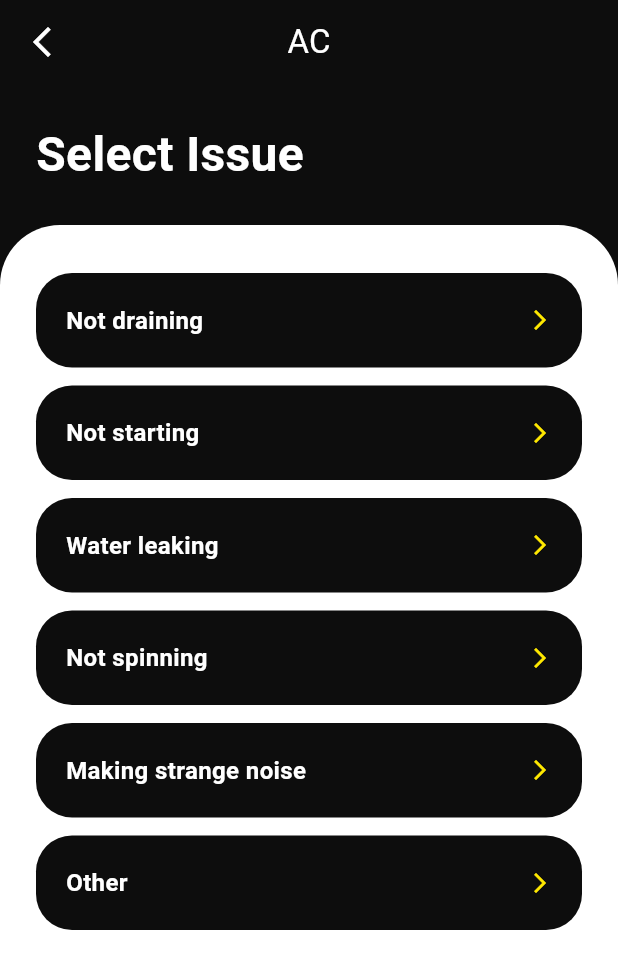
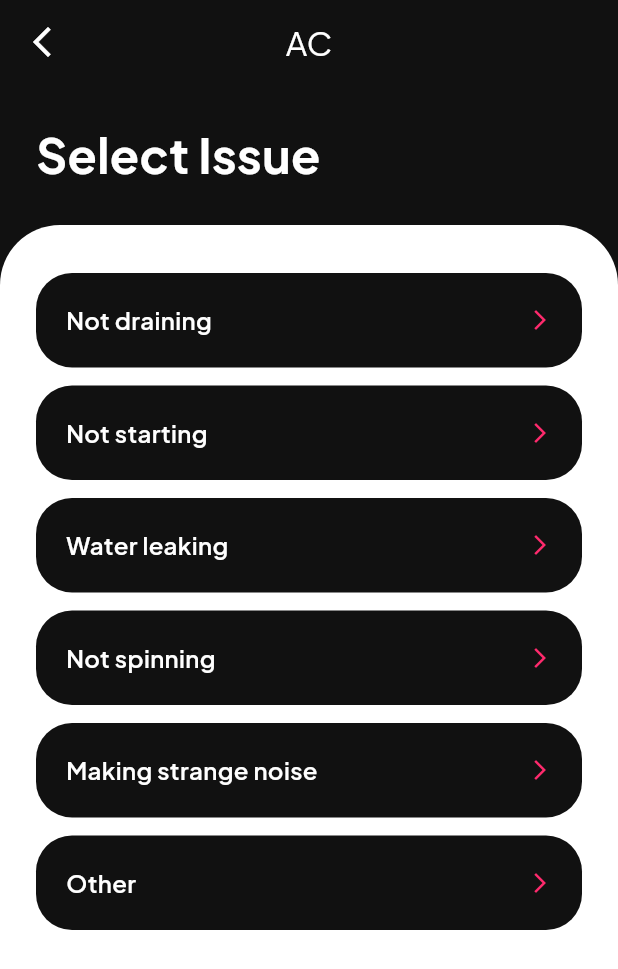
Before and after one commit to vishaltn74-dev/sortit, a Flutter app: the screen it shows after launch, after a tap on "AC", on a phone screen of 412 x 824 dp. Shown: the top 969 px of the screen. Run offline on Flutter 3.47's test engine with Material 3 defaults, Android fonts, the phone set to English and light mode, and no system bars; our stand-ins replace google_fonts.

Commit message:
feat: perfectly match soft UI red theme reference without changing features

```diff
--- a/lib/screens/booking/booking_screen.dart
+++ b/lib/screens/booking/booking_screen.dart
@@ -109,7 +109,7 @@ class _BookingScreenState extends State<BookingScreen> {
               ),
               const Spacer(),
               _isLoading
-                ? const Center(child: CircularProgressIndicator(color: AppTheme.royalBlue))
+                ? const Center(child: CircularProgressIndicator(color: AppTheme.primaryRed))
                 : PrimaryButton(
                     text: 'Confirm Booking',
                     onPressed: _confirmBooking,
@@ -152,7 +152,7 @@ class _BookingScreenState extends State<BookingScreen> {
               Text(
                 '₹\${widget.repairer.inspectionFee}',
                 style: const TextStyle(
-                  color: AppTheme.accentYellow,
+                  color: AppTheme.accentOrange,
                   fontWeight: FontWeight.bold,
                   fontSize: 16,
                 ),
@@ -175,7 +175,7 @@ class _BookingScreenState extends State<BookingScreen> {
           color: isSelected ? AppTheme.trueBlack : AppTheme.pureWhite,
           borderRadius: BorderRadius.circular(24),
           border: Border.all(
-            color: isSelected ? AppTheme.trueBlack : AppTheme.lightGrey,
+            color: isSelected ? AppTheme.trueBlack : AppTheme.bgLightGrey,
             width: 2,
           ),
         ),
--- a/lib/screens/confirmation/confirmation_screen.dart
+++ b/lib/screens/confirmation/confirmation_screen.dart
@@ -46,7 +46,7 @@ class _ConfirmationScreenState extends State<ConfirmationScreen> with SingleTick
   @override
   Widget build(BuildContext context) {
     return Scaffold(
-      backgroundColor: AppTheme.royalBlue,
+      backgroundColor: AppTheme.primaryRed,
       body: Column(
         children: [
           Expanded(
@@ -57,7 +57,7 @@ class _ConfirmationScreenState extends State<ConfirmationScreen> with SingleTick
                   width: 100,
                   height: 100,
                   decoration: const BoxDecoration(
-                    color: AppTheme.accentYellow,
+                    color: AppTheme.accentOrange,
                     shape: BoxShape.circle,
                   ),
                   child: const Icon(
--- a/lib/screens/home/home_screen.dart
+++ b/lib/screens/home/home_screen.dart
@@ -19,8 +19,29 @@ class HomeScreen extends StatelessWidget {
   @override
   Widget build(BuildContext context) {
     return Scaffold(
-      backgroundColor: AppTheme.royalBlue,
-      body: SafeArea(
+      backgroundColor: AppTheme.bgLightGrey,
+      body: Stack(
+        children: [
+          // Gradient Mesh Background
+          Positioned(
+            top: 0,
+            left: 0,
+            right: 0,
+            height: MediaQuery.of(context).size.height * 0.45,
+            child: Container(
+              decoration: const BoxDecoration(
+                gradient: LinearGradient(
+                  begin: Alignment.topLeft,
+                  end: Alignment.bottomRight,
+                  colors: [
+                    AppTheme.primaryRed,
+                    AppTheme.accentOrange,
+                  ],
+                ),
+              ),
+            ),
+          ),
+          SafeArea(
             bottom: false,
             child: Column(
               crossAxisAlignment: CrossAxisAlignment.start,
@@ -55,25 +76,6 @@ class HomeScreen extends StatelessWidget {
                           fontSize: 48,
                           fontWeight: FontWeight.bold,
                           height: 1.1,
-                    ),
-                  ),
-                  const SizedBox(height: 20),
-                  Center(
-                    child: Hero(
-                      tag: 'hero_icon',
-                      child: Container(
-                        height: 160,
-                        width: 160,
-                        decoration: const BoxDecoration(
-                          color: AppTheme.lightBlueBg,
-                          shape: BoxShape.circle,
-                        ),
-                        child: const Icon(
-                          Icons.handyman,
-                          size: 80,
-                          color: AppTheme.accentYellow,
-                        ),
-                      ),
                         ),
                       ),
                     ],
@@ -147,6 +149,8 @@ class HomeScreen extends StatelessWidget {
           ],
         ),
       ),
+      ],
+      ),
     );
   }
 }
--- a/lib/theme/app_theme.dart
+++ b/lib/theme/app_theme.dart
@@ -1,28 +1,35 @@
 import 'package:flutter/material.dart';
+import 'package:google_fonts/google_fonts.dart';
 
 class AppTheme {
-  static const Color royalBlue = Color(0xFF1D5EFF);
-  static const Color trueBlack = Color(0xFF0D0D0D);
+  // Brand Colors (from reference)
+  static const Color primaryRed = Color(0xFFFF5E3A); // Deep orange/red for gradients
+  static const Color accentOrange = Color(0xFFFF2A6D);
+  static const Color darkGrey = Color(0xFF2C2C2E); // For buttons
+
+  // Background & Surfaces
+  static const Color bgLightGrey = Color(0xFFF3F4F6); // Soft off-white background
   static const Color pureWhite = Color(0xFFFFFFFF);
-  static const Color accentYellow = Color(0xFFFFE800);
-  static const Color lightBlueBg = Color(0xFF427BFF);
-  static const Color greyText = Color(0xFF888888);
-  static const Color lightGrey = Color(0xFFF5F5F5);
+
+  // Text Colors
+  static const Color trueBlack = Color(0xFF111111);
+  static const Color greyText = Color(0xFF8E8E93);
 
   static ThemeData get lightTheme {
     return ThemeData(
       useMaterial3: true,
-      scaffoldBackgroundColor: pureWhite,
+      scaffoldBackgroundColor: bgLightGrey,
+      textTheme: GoogleFonts.plusJakartaSansTextTheme(),
       colorScheme: const ColorScheme.light(
-        primary: royalBlue,
-        secondary: accentYellow,
+        primary: primaryRed,
+        secondary: accentOrange,
         surface: pureWhite,
         onPrimary: pureWhite,
-        onSecondary: trueBlack,
+        onSecondary: pureWhite,
         onSurface: trueBlack,
       ),
       appBarTheme: const AppBarTheme(
-        backgroundColor: pureWhite,
+        backgroundColor: bgLightGrey,
         foregroundColor: trueBlack,
         elevation: 0,
         centerTitle: true,
--- a/lib/widgets/category_card.dart
+++ b/lib/widgets/category_card.dart
@@ -24,7 +24,7 @@ class CategoryCard extends StatelessWidget {
           borderRadius: BorderRadius.circular(24),
           boxShadow: isBlack ? [] : [
             BoxShadow(
-              color: Colors.black.withOpacity(0.05),
+              color: Colors.black.withValues(alpha: 0.08),
               blurRadius: 10,
               offset: const Offset(0, 4),
             )
--- a/lib/widgets/issue_tile.dart
+++ b/lib/widgets/issue_tile.dart
@@ -37,7 +37,7 @@ class IssueTile extends StatelessWidget {
                 ),
                 const Icon(
                   Icons.arrow_forward_ios,
-                  color: AppTheme.accentYellow,
+                  color: AppTheme.accentOrange,
                   size: 16,
                 ),
               ],
--- a/lib/widgets/primary_button.dart
+++ b/lib/widgets/primary_button.dart
@@ -42,7 +42,7 @@ class PrimaryButton extends StatelessWidget {
           : ElevatedButton(
               onPressed: onPressed,
               style: ElevatedButton.styleFrom(
-                backgroundColor: isYellow ? AppTheme.accentYellow : AppTheme.trueBlack,
+                backgroundColor: isYellow ? AppTheme.accentOrange : AppTheme.trueBlack,
                 foregroundColor: isYellow ? AppTheme.trueBlack : AppTheme.pureWhite,
                 shape: RoundedRectangleBorder(
                   borderRadius: BorderRadius.circular(28),
--- a/lib/widgets/repairer_card.dart
+++ b/lib/widgets/repairer_card.dart
@@ -34,7 +34,7 @@ class RepairerCard extends StatelessWidget {
                 Row(
                   children: [
                     CircleAvatar(
-                      backgroundColor: AppTheme.accentYellow,
+                      backgroundColor: AppTheme.accentOrange,
                       child: Text(
                         repairer.name[0],
                         style: const TextStyle(
@@ -70,11 +70,11 @@ class RepairerCard extends StatelessWidget {
                   padding: const EdgeInsets.symmetric(horizontal: 12, vertical: 6),
                   decoration: BoxDecoration(
                     color: AppTheme.pureWhite.withOpacity(0.1),
-                    borderRadius: BorderRadius.circular(20),
+                    borderRadius: BorderRadius.circular(24),
                   ),
                   child: Row(
                     children: [
-                      const Icon(Icons.star, color: AppTheme.accentYellow, size: 16),
+                      const Icon(Icons.star, color: AppTheme.accentOrange, size: 16),
                       const SizedBox(width: 4),
                       Text(
                         repairer.rating.toString(),
--- a/lib/widgets/sponsored_card.dart
+++ b/lib/widgets/sponsored_card.dart
@@ -20,7 +20,7 @@ class SponsoredCard extends StatelessWidget {
         margin: const EdgeInsets.only(bottom: 16),
         padding: const EdgeInsets.all(20),
         decoration: BoxDecoration(
-          color: AppTheme.accentYellow,
+          color: AppTheme.accentOrange,
           borderRadius: BorderRadius.circular(32),
         ),
         child: Column(
@@ -33,7 +33,7 @@ class SponsoredCard extends StatelessWidget {
                   padding: const EdgeInsets.symmetric(horizontal: 10, vertical: 4),
                   decoration: BoxDecoration(
                     color: AppTheme.trueBlack.withOpacity(0.1),
-                    borderRadius: BorderRadius.circular(12),
+                    borderRadius: BorderRadius.circular(16),
                   ),
                   child: const Text(
                     'Sponsored',
@@ -101,7 +101,7 @@ class SponsoredCard extends StatelessWidget {
                     color: AppTheme.trueBlack,
                     shape: BoxShape.circle,
                   ),
-                  child: const Icon(Icons.arrow_forward, color: AppTheme.accentYellow, size: 20),
+                  child: const Icon(Icons.arrow_forward, color: AppTheme.accentOrange, size: 20),
                 )
               ],
             ),
--- a/pubspec.yaml
+++ b/pubspec.yaml
@@ -34,6 +34,7 @@ dependencies:
   # The following adds the Cupertino Icons font to your application.
   # Use with the CupertinoIcons class for iOS style icons.
   cupertino_icons: ^1.0.8
+  google_fonts: ^8.2.1
 
 dev_dependencies:
   flutter_test:
```
Also changed, not shown: lib/screens/diagnosis/diagnosis_screen.dart (+5 -5 lines), lib/screens/repairer_details/repairer_details_screen.dart (+6 -6 lines), lib/screens/repairers/repairers_screen.dart (+4 -4 lines), pubspec.lock, 3 other files. Lines whose indentation alone changed are shown as unchanged.
